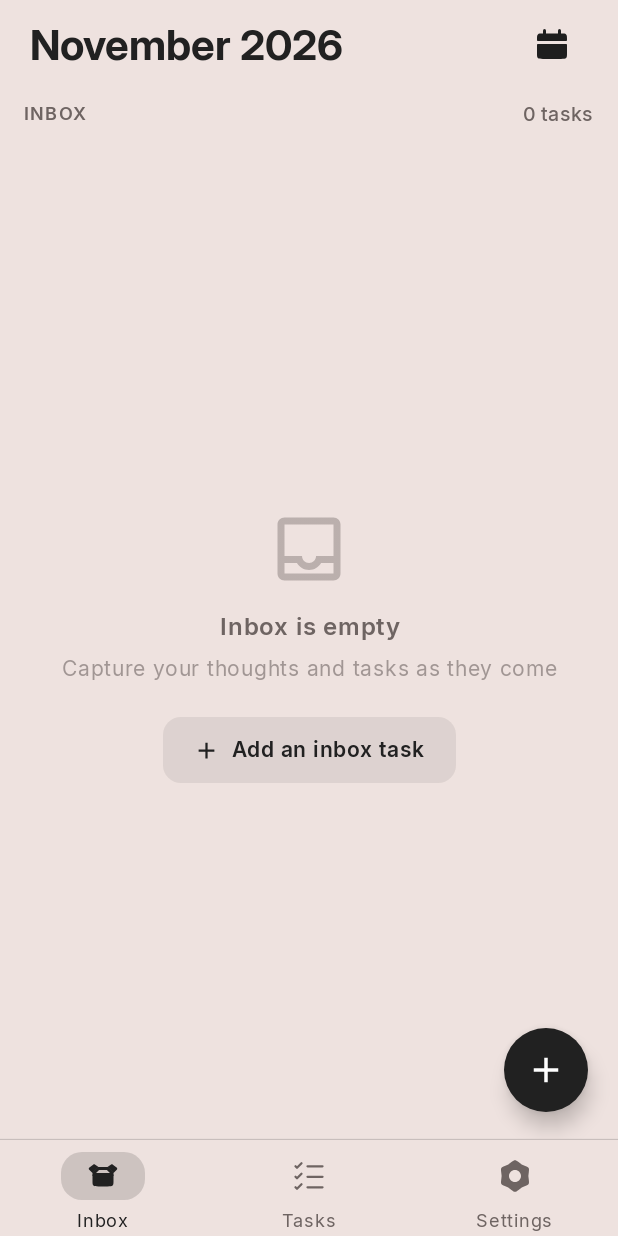
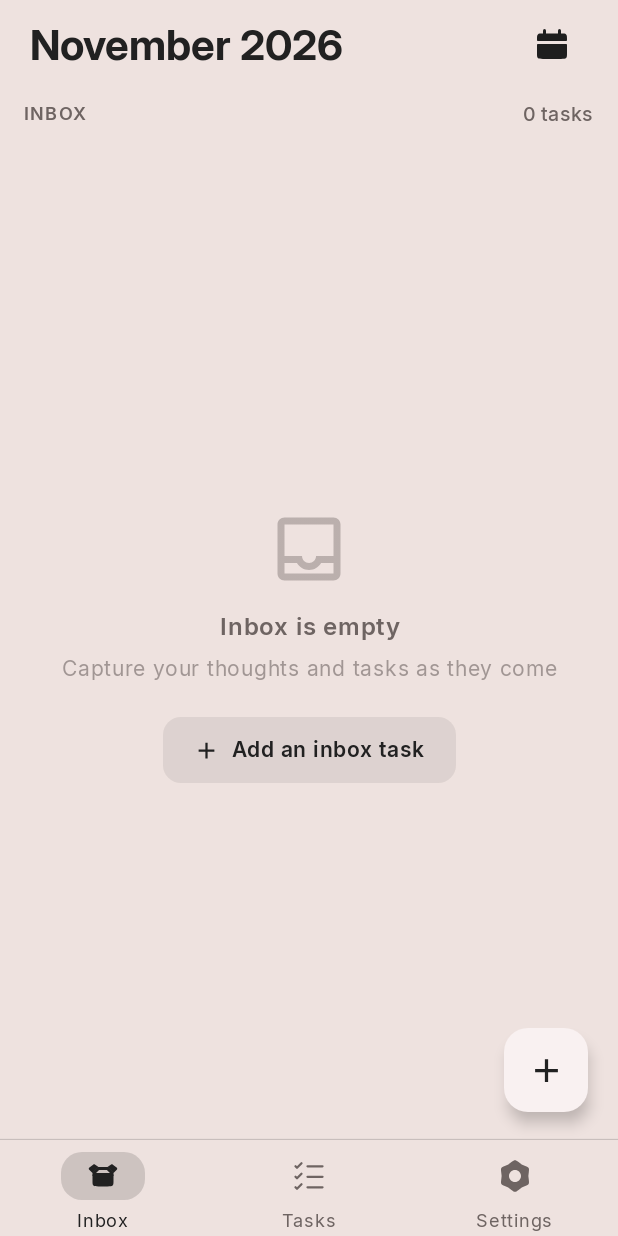
Before and after one commit to outlandishomar/Acta, an Android app built with Jetpack Compose: the screen it shows after launch (MainActivity), after a tap on "Inbox", on a phone screen of 412 x 824 dp. Run offline under Robolectric (Android 15) with nearby library versions, the phone set to English and light mode, and no system bars; our stand-ins replace Room's generated code; libraries missing offline, so code that uses them is left out: androidx.glance, androidx.glance.appwidget, sh.calvin.reorderable; 4 statements that could not run were skipped.

Commit message:
redesigned the task creation button

```diff
--- a/app/src/main/java/com/outlandishomar/acta/ui/screens/MainScreen.kt
+++ b/app/src/main/java/com/outlandishomar/acta/ui/screens/MainScreen.kt
@@ -17,11 +17,21 @@ import androidx.compose.ui.draw.clip
 import androidx.compose.ui.draw.shadow
 import androidx.compose.ui.graphics.Color
 import androidx.compose.ui.graphics.painter.Painter
+import androidx.compose.animation.core.Spring
+import androidx.compose.animation.core.animateFloatAsState
+import androidx.compose.animation.core.spring
+import androidx.compose.foundation.LocalIndication
 import androidx.compose.foundation.background
 import androidx.compose.foundation.clickable
+import androidx.compose.foundation.interaction.MutableInteractionSource
+import androidx.compose.foundation.interaction.collectIsPressedAsState
 import androidx.compose.foundation.isSystemInDarkTheme
 import androidx.compose.foundation.shape.CircleShape
 import androidx.compose.foundation.shape.RoundedCornerShape
+import androidx.compose.ui.graphics.graphicsLayer
+import androidx.compose.ui.graphics.lerp
+import androidx.compose.ui.hapticfeedback.HapticFeedbackType
+import androidx.compose.ui.platform.LocalHapticFeedback
 import androidx.compose.ui.res.painterResource
 import androidx.lifecycle.compose.collectAsStateWithLifecycle
 import androidx.lifecycle.viewmodel.compose.viewModel
@@ -33,6 +43,9 @@ import com.outlandishomar.acta.ui.components.UndoFloatingBar
 import com.outlandishomar.acta.ui.theme.BottomBarBackground
 import com.outlandishomar.acta.ui.theme.Blue500
 import com.outlandishomar.acta.ui.theme.Divider
+import com.outlandishomar.acta.ui.theme.Grey50
+import com.outlandishomar.acta.ui.theme.Grey100
+import com.outlandishomar.acta.ui.theme.TextPrimary
 import com.outlandishomar.acta.ui.theme.TextSecondary
 import com.outlandishomar.acta.ui.theme.White
 import com.outlandishomar.acta.ui.theme.calculateLuminance
@@ -162,18 +175,58 @@ fun MainScreen(openTaskId: Int = -1, onTaskOpened: () -> Unit = {}) {
                 }
 
                 if (selectedTab != BottomTab.Settings) {
-                    // Floating circular '+' FAB at bottom-right (respects active tab)
-                    val fabContentColor = if (Blue500.calculateLuminance() <= 0.5f) Color.White else Color(0xFF1E1E1E)
+                    // Material You tonal squircle '+' FAB at bottom-right (no border, no glossy sheen)
+                    val fabShape = RoundedCornerShape(16.dp)
+                    val interactionSource = remember { MutableInteractionSource() }
+                    val isPressed by interactionSource.collectIsPressedAsState()
+                    val fabScale by animateFloatAsState(
+                        targetValue = if (isPressed) 0.94f else 1f,
+                        animationSpec = spring(
+                            dampingRatio = Spring.DampingRatioMediumBouncy,
+                            stiffness = Spring.StiffnessMedium
+                        ),
+                        label = "fab_scale"
+                    )
+                    val haptic = LocalHapticFeedback.current
+
+                    val isCustomColorfulAccent = remember(Blue500) {
+                        val maxC = maxOf(Blue500.red, Blue500.green, Blue500.blue)
+                        val minC = minOf(Blue500.red, Blue500.green, Blue500.blue)
+                        (maxC - minC) > 0.12f
+                    }
+
+                    val fabContainerColor = if (isCustomColorfulAccent) {
+                        lerp(White, Blue500, if (isDark) 0.28f else 0.20f)
+                    } else if (isDark) {
+                        lerp(Grey100, TextPrimary, 0.06f)
+                    } else {
+                        lerp(Grey50, Grey100, 0.55f)
+                    }
+
+                    val fabContentColor = if (isCustomColorfulAccent) {
+                        if (isDark) lerp(Blue500, Color.White, 0.55f)
+                        else lerp(Blue500, Color.Black, 0.45f)
+                    } else {
+                        TextPrimary
+                    }
+
                     Box(
                         modifier = Modifier
                             .align(Alignment.BottomEnd)
                             .padding(end = 20.dp, bottom = 18.dp)
-                            .shadow(8.dp, CircleShape, clip = false)
+                            .graphicsLayer {
+                                scaleX = fabScale
+                                scaleY = fabScale
+                            }
+                            .shadow(6.dp, fabShape, clip = false)
                             .size(56.dp)
-                            .clip(CircleShape)
-                            .background(Blue500)
+                            .clip(fabShape)
+                            .background(fabContainerColor)
                             .combinedClickable(
+                                interactionSource = interactionSource,
+                                indication = LocalIndication.current,
                                 onClick = {
+                                    haptic.performHapticFeedback(HapticFeedbackType.TextHandleMove)
                                     if (selectedTab == BottomTab.Tasks) {
                                         showTaskAddDialog = true
                                     } else {
@@ -182,6 +235,7 @@ fun MainScreen(openTaskId: Int = -1, onTaskOpened: () -> Unit = {}) {
                                 },
                                 onLongClick = {
                                     if (selectedTab == BottomTab.Tasks) {
+                                        haptic.performHapticFeedback(HapticFeedbackType.LongPress)
                                         showTaskAddHighlightedDialog = true
                                     }
                                 }
@@ -192,7 +246,7 @@ fun MainScreen(openTaskId: Int = -1, onTaskOpened: () -> Unit = {}) {
                             imageVector = Icons.Filled.Add,
                             contentDescription = if (selectedTab == BottomTab.Tasks) "Add task" else "Add inbox task",
                             tint = fabContentColor,
-                            modifier = Modifier.size(28.dp)
+                            modifier = Modifier.size(26.dp)
                         )
                     }
                 }
```
